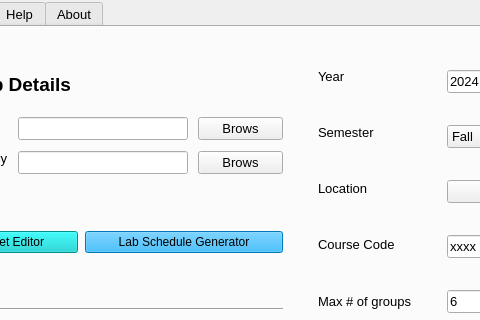
Qt form assets/YorkULabSeating_new.ui (tdgskinner/yorku-phys-lab-seating) before a commit; both pictures show x 139 to 619 and y 0 to 320 of the 873 by 566 pixel window.
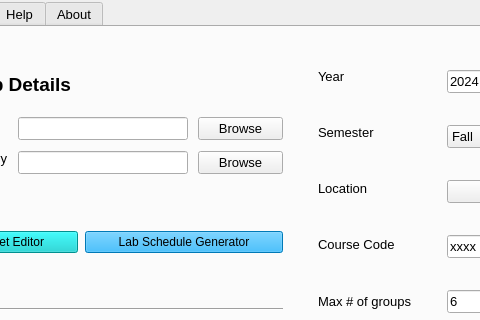
The same form after that commit. The open tabs and pages were chosen to show the change.

Patch:
```diff
--- a/assets/YorkULabSeating_new.ui
+++ b/assets/YorkULabSeating_new.ui
@@ -589,7 +589,7 @@
                   </font>
                  </property>
                  <property name="text">
-                  <string>Brows</string>
+                  <string>Browse</string>
                  </property>
                 </widget>
                </item>
@@ -601,7 +601,7 @@
                   </font>
                  </property>
                  <property name="text">
-                  <string>Brows</string>
+                  <string>Browse</string>
                  </property>
                 </widget>
                </item>
```
Left out of the diff: 9 changed lines with no effect on the pictures.
